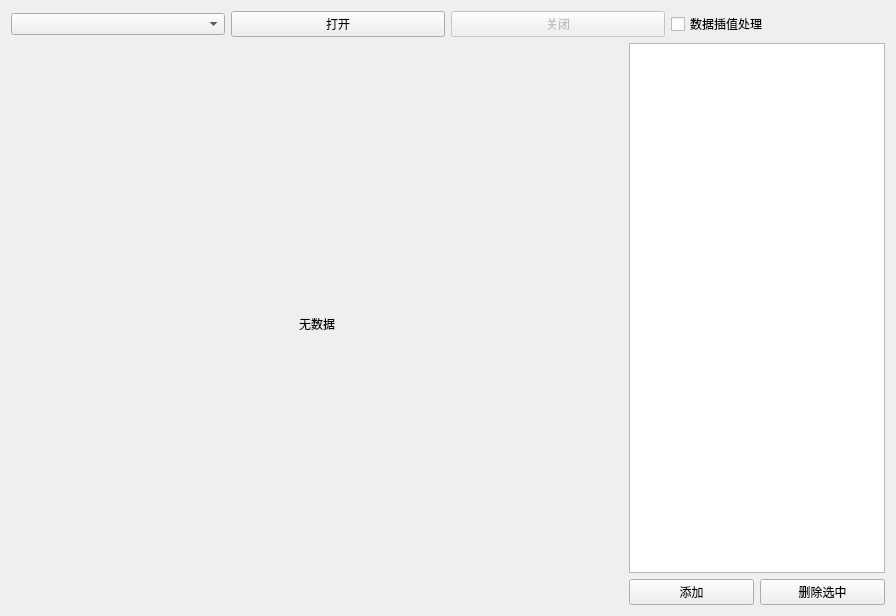
Above: windows.ui from 851896022/MCU90640_Test before the change. Below: the same form after it.
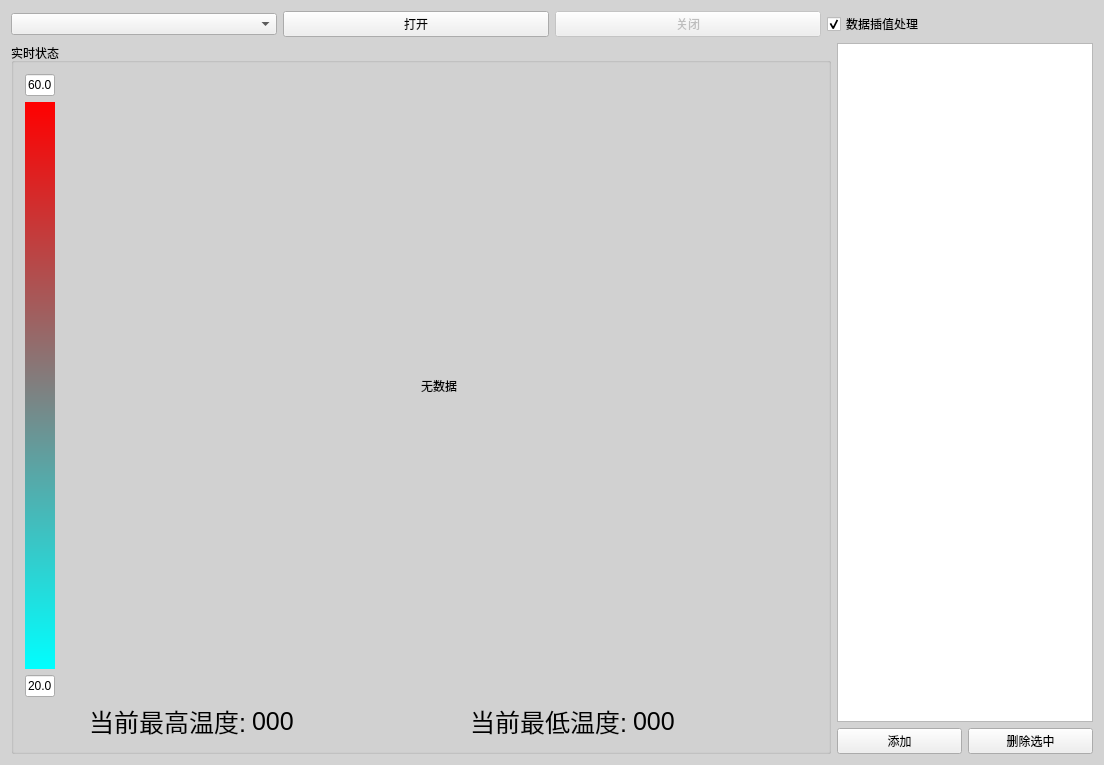
That is the form after the change. Custom widgets are drawn as their Qt base class.

Diff of the .ui file:
```diff
--- a/windows.ui
+++ b/windows.ui
@@ -6,8 +6,8 @@
    <rect>
     <x>0</x>
     <y>0</y>
-    <width>896</width>
-    <height>616</height>
+    <width>1104</width>
+    <height>765</height>
    </rect>
   </property>
   <property name="windowTitle">
@@ -15,6 +15,44 @@
   </property>
   <widget class="QWidget" name="centralWidget">
    <layout class="QVBoxLayout" name="verticalLayout_2">
+    <property name="spacing">
+     <number>0</number>
+    </property>
+    <property name="leftMargin">
+     <number>0</number>
+    </property>
+    <property name="topMargin">
+     <number>0</number>
+    </property>
+    <property name="rightMargin">
+     <number>0</number>
+    </property>
+    <property name="bottomMargin">
+     <number>0</number>
+    </property>
+    <item>
+     <widget class="TopBar" name="topBar">
+      <property name="frameShape">
+       <enum>QFrame::StyledPanel</enum>
+      </property>
+      <property name="frameShadow">
+       <enum>QFrame::Raised</enum>
+      </property>
+     </widget>
+    </item>
+    <item>
+     <widget class="QStackedWidget" name="stackedWidget">
+      <property name="currentIndex">
+       <number>0</number>
+      </property>
+      <widget class="QWidget" name="page">
+       <property name="styleSheet">
+        <string notr="true">#page
+{
+background-color: rgb(211, 211, 211);
+}</string>
+       </property>
+       <layout class="QVBoxLayout" name="verticalLayout_4">
     <item>
      <layout class="QHBoxLayout" name="horizontalLayout">
       <item>
@@ -42,6 +80,12 @@
         <property name="text">
          <string>数据插值处理</string>
         </property>
+            <property name="checked">
+             <bool>true</bool>
+            </property>
+            <property name="tristate">
+             <bool>false</bool>
+            </property>
        </widget>
       </item>
      </layout>
@@ -49,6 +93,58 @@
     <item>
      <layout class="QHBoxLayout" name="horizontalLayout_3" stretch="1,0">
       <item>
+           <widget class="QGroupBox" name="groupBox">
+            <property name="title">
+             <string>实时状态</string>
+            </property>
+            <layout class="QGridLayout" name="gridLayout" rowstretch="1,0" columnstretch="0,1">
+             <item row="0" column="0">
+              <layout class="QVBoxLayout" name="verticalLayout_3">
+               <item>
+                <widget class="QLineEdit" name="txtMaxTemp">
+                 <property name="maximumSize">
+                  <size>
+                   <width>30</width>
+                   <height>16777215</height>
+                  </size>
+                 </property>
+                 <property name="text">
+                  <string>60.0</string>
+                 </property>
+                </widget>
+               </item>
+               <item>
+                <widget class="QLabel" name="label">
+                 <property name="maximumSize">
+                  <size>
+                   <width>30</width>
+                   <height>16777215</height>
+                  </size>
+                 </property>
+                 <property name="styleSheet">
+                  <string notr="true">background-color: qlineargradient(spread:reflect, x1:0, y1:0, x2:0, y2:1, stop:0 rgba(255, 0, 0, 255), stop:1 rgba(0, 255, 255, 255));</string>
+                 </property>
+                 <property name="text">
+                  <string/>
+                 </property>
+                </widget>
+               </item>
+               <item>
+                <widget class="QLineEdit" name="txtMinTemp">
+                 <property name="maximumSize">
+                  <size>
+                   <width>30</width>
+                   <height>16777215</height>
+                  </size>
+                 </property>
+                 <property name="text">
+                  <string>20.0</string>
+                 </property>
+                </widget>
+               </item>
+              </layout>
+             </item>
+             <item row="0" column="1">
        <widget class="QLabel" name="imgLabel">
         <property name="sizePolicy">
          <sizepolicy hsizetype="Ignored" vsizetype="Ignored">
@@ -56,6 +152,12 @@
           <verstretch>0</verstretch>
          </sizepolicy>
         </property>
+               <property name="minimumSize">
+                <size>
+                 <width>640</width>
+                 <height>480</height>
+                </size>
+               </property>
         <property name="text">
          <string>无数据</string>
         </property>
@@ -64,6 +166,67 @@
         </property>
        </widget>
       </item>
+             <item row="1" column="1">
+              <layout class="QHBoxLayout" name="horizontalLayout_4">
+               <item>
+                <widget class="QLabel" name="label_2">
+                 <property name="font">
+                  <font>
+                   <pointsize>19</pointsize>
+                  </font>
+                 </property>
+                 <property name="text">
+                  <string>当前最高温度:</string>
+                 </property>
+                 <property name="alignment">
+                  <set>Qt::AlignRight|Qt::AlignTrailing|Qt::AlignVCenter</set>
+                 </property>
+                </widget>
+               </item>
+               <item>
+                <widget class="QLabel" name="maxT">
+                 <property name="font">
+                  <font>
+                   <pointsize>19</pointsize>
+                  </font>
+                 </property>
+                 <property name="text">
+                  <string>000</string>
+                 </property>
+                </widget>
+               </item>
+               <item>
+                <widget class="QLabel" name="label_4">
+                 <property name="font">
+                  <font>
+                   <pointsize>19</pointsize>
+                  </font>
+                 </property>
+                 <property name="text">
+                  <string>当前最低温度:</string>
+                 </property>
+                 <property name="alignment">
+                  <set>Qt::AlignRight|Qt::AlignTrailing|Qt::AlignVCenter</set>
+                 </property>
+                </widget>
+               </item>
+               <item>
+                <widget class="QLabel" name="minT">
+                 <property name="font">
+                  <font>
+                   <pointsize>19</pointsize>
+                  </font>
+                 </property>
+                 <property name="text">
+                  <string>000</string>
+                 </property>
+                </widget>
+               </item>
+              </layout>
+             </item>
+            </layout>
+           </widget>
+          </item>
       <item>
        <layout class="QVBoxLayout" name="verticalLayout">
         <item>
@@ -93,8 +256,21 @@
     </item>
    </layout>
   </widget>
+      <widget class="QWidget" name="page_2"/>
+     </widget>
+    </item>
+   </layout>
+  </widget>
  </widget>
  <layoutdefault spacing="6" margin="11"/>
+ <customwidgets>
+  <customwidget>
+   <class>TopBar</class>
+   <extends>QFrame</extends>
+   <header>topbar.h</header>
+   <container>1</container>
+  </customwidget>
+ </customwidgets>
  <resources/>
  <connections/>
 </ui>
```
Lines whose indentation alone changed are shown as unchanged.
